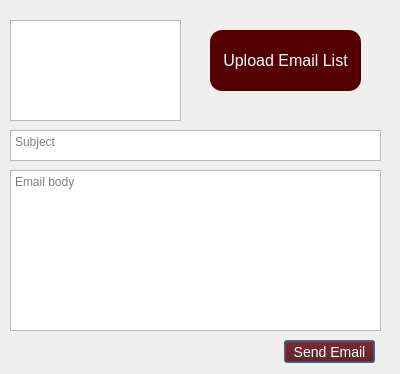
Before: the Qt Designer form ui/send_email_form.ui in iamshakibulislam/backlink-machine, drawn with Qt 5.
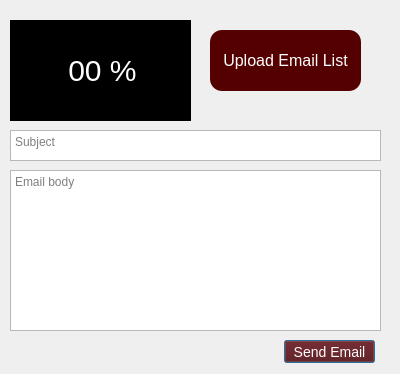
After: the same form once the commit is applied.

```diff
--- a/ui/send_email_form.ui
+++ b/ui/send_email_form.ui
@@ -98,6 +98,24 @@
     <string>Upload Email List</string>
    </property>
   </widget>
+  <widget class="QLabel" name="percentage">
+   <property name="geometry">
+    <rect>
+     <x>10</x>
+     <y>20</y>
+     <width>181</width>
+     <height>101</height>
+    </rect>
+   </property>
+   <property name="styleSheet">
+    <string notr="true">background-color: rgb(0, 0, 0);
+color: rgb(255, 255, 255);
+font-size:30px;</string>
+   </property>
+   <property name="text">
+    <string>       00 %</string>
+   </property>
+  </widget>
  </widget>
  <resources/>
  <connections/>
```
Left out of the diff: 4 changed lines with no effect on the pictures.
